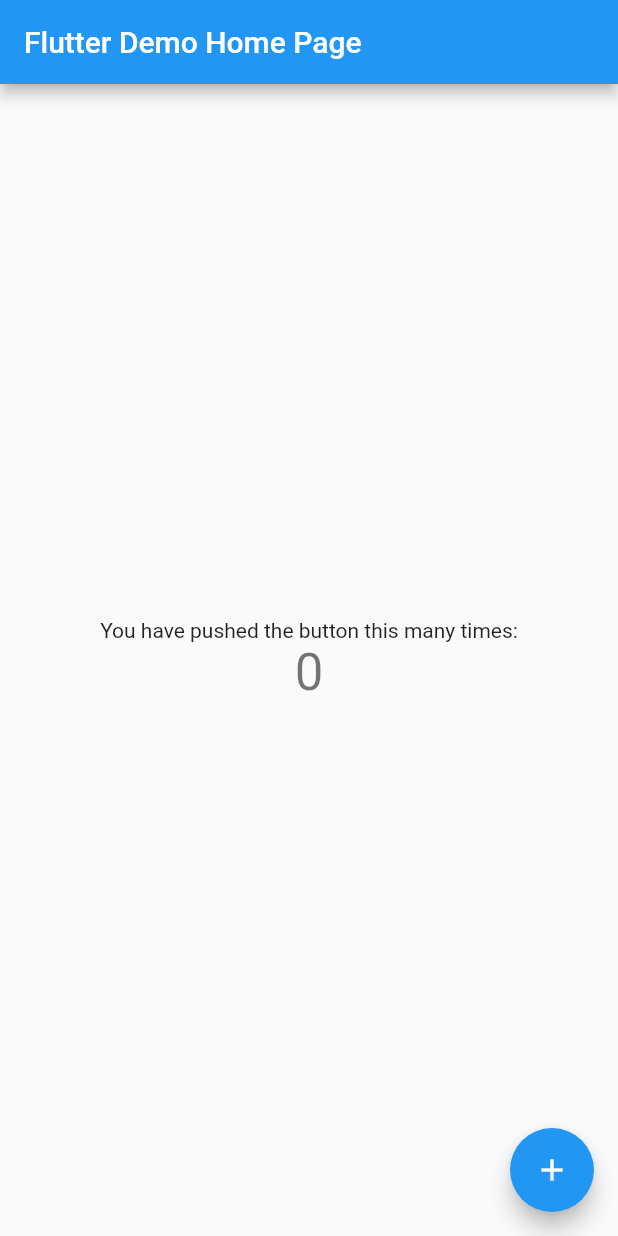
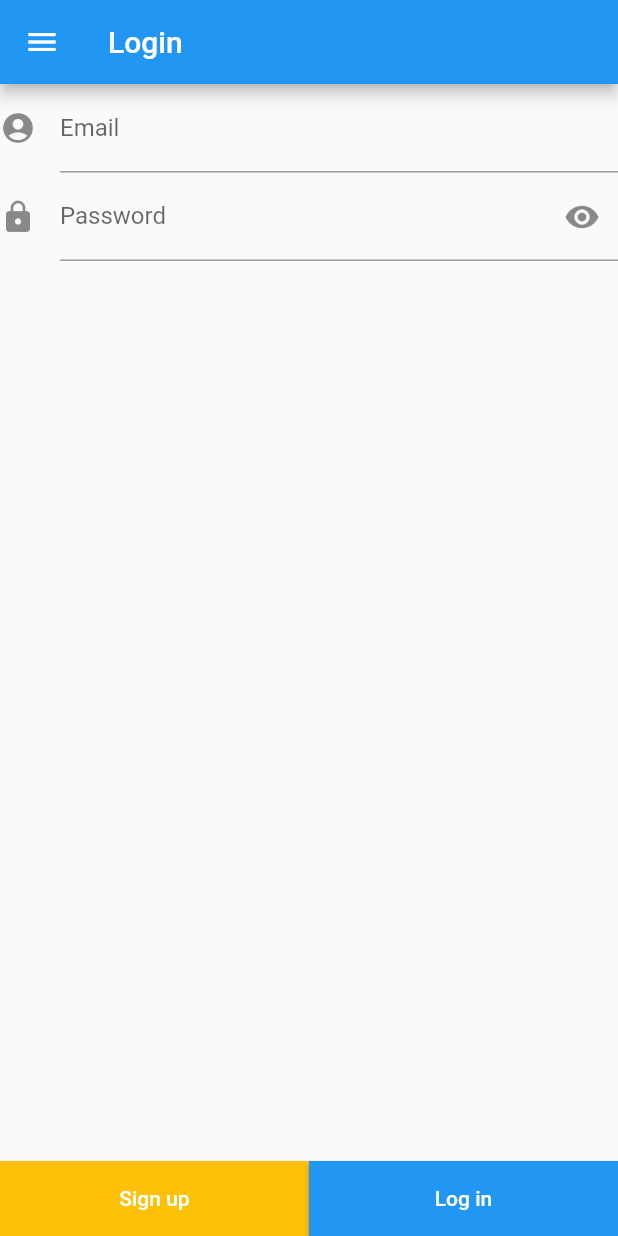
Before and after one commit to dscntou/solution-challenge-frontend, a Flutter app: the screen it shows after launch, on a phone screen of 412 x 824 dp. Run offline on Flutter 3.47's test engine with Material 2 defaults, Android fonts, the phone set to English and light mode, and no system bars; missing offline and left inert: flutter_verification_code.

Commit message:
feat(Pages): create login and signup page

```diff
--- /dev/null
+++ b/src/app/lib/Pages/components/bottom_form_button.dart
@@ -0,0 +1,27 @@
+import 'package:flutter/material.dart';
+
+class RectengleButton extends StatelessWidget {
+  final String text;
+  final Color color;
+  final Function press;
+  const RectengleButton({
+    Key key,
+    this.text,
+    this.press,
+    this.color = Colors.blue,
+  }) : super(key: key);
+
+  @override
+  Widget build(BuildContext context) {
+    return Expanded(
+        child: ElevatedButton(
+      child: Text(text),
+      onPressed: press,
+      style: ElevatedButton.styleFrom(
+        shape: ContinuousRectangleBorder(),
+        primary: color,
+        minimumSize: Size.fromHeight(50.0),
+      ),
+    ));
+  }
+}
--- /dev/null
+++ b/src/app/lib/Pages/login.dart
@@ -0,0 +1,91 @@
+import 'package:flutter/material.dart';
+import 'package:flutter/services.dart';
+import 'components/bottom_form_button.dart';
+
+class LoginPage extends StatelessWidget {
+  @override
+  Widget build(BuildContext context) {
+    return Scaffold(
+      appBar: AppBar(
+        title: Text('Login'),
+        leading: IconButton(
+          icon: const Icon(Icons.menu),
+          onPressed: () {},
+        ),
+      ),
+      body: LoginForm(),
+    );
+  }
+}
+
+class LoginForm extends StatefulWidget {
+  @override
+  _LoginFormState createState() => _LoginFormState();
+}
+
+// TODO: validators of email and password
+class _LoginFormState extends State<LoginForm> {
+  String _email, _password;
+  bool _obscureText = true;
+  final _formKey = GlobalKey<FormState>();
+
+  void _toggle() {
+    setState(() {
+      _obscureText = !_obscureText;
+    });
+  }
+
+  void _login() {
+    var loginForm = _formKey.currentState;
+    if (loginForm.validate()) {
+      loginForm.save();
+      print('$_email\n$_password\n\n');
+    }
+  }
+
+  @override
+  Widget build(BuildContext context) {
+    return Form(
+      key: _formKey,
+      child: Column(
+        children: <Widget>[
+          TextFormField(
+            keyboardType: TextInputType.emailAddress,
+            decoration: const InputDecoration(
+              labelText: 'Email',
+              icon: Icon(Icons.account_circle),
+            ),
+            onSaved: (val) => _email = val,
+          ),
+          TextFormField(
+            obscureText: _obscureText,
+            keyboardType: TextInputType.text,
+            decoration: InputDecoration(
+              labelText: 'Password',
+              icon: Icon(Icons.lock),
+              suffixIcon: IconButton(
+                icon: Icon(
+                    _obscureText ? Icons.visibility : Icons.visibility_off),
+                onPressed: _toggle,
+              ),
+            ),
+            onSaved: (val) => _password = val,
+          ),
+          Spacer(),
+          Row(children: <Widget>[
+            RectengleButton(
+                text: 'Sign up',
+                color: Colors.amber,
+                press: () {
+                  Navigator.of(context).pushNamed('/sign_up');
+                }),
+            RectengleButton(
+              text: 'Log in',
+              press: () {},
+            ),
+          ]),
+        ],
+      ),
+    );
+  }
+}
--- /dev/null
+++ b/src/app/lib/Pages/verify.dart
@@ -0,0 +1,126 @@
+import 'package:flutter/material.dart';
+import 'package:flutter/services.dart';
+import 'package:flutter_verification_code/flutter_verification_code.dart';
+
+/*
+class VerifyPage extends StatefulWidget {
+  @override
+  _VerifyPageState createState() => _VerifyPageState();
+}
+
+class _VerifyPageState extends State<VerifyPage> {
+  @override
+  Widget build(BuildContext context) {
+    final email = (ModalRoute.of(context).settings.arguments as Map)['email'];
+    return Scaffold(
+      appBar: AppBar(
+        title: Text('Verifing'),
+      ),
+      body: Column(
+        children: <Widget>[
+          RichText(
+            text: TextSpan(
+              style: TextStyle(
+                fontSize: 18.0,
+                color: Colors.black,
+              ),
+              text: 'A verificatoin email was sent to ',
+              children: <TextSpan>[
+                TextSpan(
+                  text: email,
+                  style: TextStyle(color: Colors.blue),
+                ),
+                TextSpan(
+                  text: '.',
+                ),
+              ],
+            ),
+          ),
+          Center(child: VerificationArea()),
+        ],
+      ),
+    );
+  }
+}
+*/
+class VerifyPage extends StatelessWidget {
+  @override
+  Widget build(BuildContext context) {
+    final email = (ModalRoute.of(context).settings.arguments as Map)['email'];
+    return Scaffold(
+      appBar: AppBar(
+        title: Text('Verifing'),
+      ),
+      body: Column(
+        children: <Widget>[
+          RichText(
+            text: TextSpan(
+              style: TextStyle(
+                fontSize: 18.0,
+                color: Colors.black,
+              ),
+              text: 'A verificatoin email was sent to ',
+              children: <TextSpan>[
+                TextSpan(
+                  text: email,
+                  style: TextStyle(color: Colors.blue),
+                ),
+                TextSpan(
+                  text: '.',
+                ),
+              ],
+            ),
+          ),
+          Center(child: VerificationArea()),
+        ],
+      ),
+    );
+  }
+}
+
+class VerificationArea extends StatefulWidget {
+  @override
+  _VerificationAreaState createState() => _VerificationAreaState();
+}
+
+class _VerificationAreaState extends State<VerificationArea> {
+  @override
+  Widget build(BuildContext context) {
+    return VerificationCode(
+      // textStyle: TextStyle(fontSize: 20.0, color: Colors.red[900]),
+      // underlineColor: Colors.amber,
+      keyboardType: TextInputType.number,
+      length: 4,
+      clearAll: Padding(
+        padding: const EdgeInsets.all(8.0),
+        child: Text(
+          'clear all',
+          style: TextStyle(
+              fontSize: 14.0,
+              decoration: TextDecoration.underline,
+              color: Colors.blue[700]),
+        ),
+      ),
+      onCompleted: (String value) {
+        setState(() {
+          print(value);
+        });
+      },
+      onEditing: (bool value) {
+        setState(() {});
+      },
+    );
+  }
+}
+
+class EmailReceivedAnimation extends StatefulWidget {
+  @override
+  _EmailReceivedAnimationState createState() => _EmailReceivedAnimationState();
+}
+
+class _EmailReceivedAnimationState extends State<EmailReceivedAnimation> {
+  @override
+  Widget build(BuildContext context) {
+    return Container();
+  }
+}
--- a/src/app/lib/main.dart
+++ b/src/app/lib/main.dart
@@ -1,117 +1,26 @@
 import 'package:flutter/material.dart';
+import 'Pages/login.dart';
+import 'Pages/sign_up.dart';
+import 'Pages/verify.dart';
+// import 'package:flutter_app/Forms/verify.dart';
 
-void main() {
-  runApp(MyApp());
-}
+void main() => runApp(MyApp());
 
 class MyApp extends StatelessWidget {
-  // This widget is the root of your application.
   @override
   Widget build(BuildContext context) {
     return MaterialApp(
-      title: 'Flutter Demo',
+      title: 'HI',
       theme: ThemeData(
-        // This is the theme of your application.
-        //
-        // Try running your application with "flutter run". You'll see the
-        // application has a blue toolbar. Then, without quitting the app, try
-        // changing the primarySwatch below to Colors.green and then invoke
-        // "hot reload" (press "r" in the console where you ran "flutter run",
-        // or simply save your changes to "hot reload" in a Flutter IDE).
-        // Notice that the counter didn't reset back to zero; the application
-        // is not restarted.
         primarySwatch: Colors.blue,
-        // This makes the visual density adapt to the platform that you run
-        // the app on. For desktop platforms, the controls will be smaller and
-        // closer together (more dense) than on mobile platforms.
-        visualDensity: VisualDensity.adaptivePlatformDensity,
       ),
-      home: MyHomePage(title: 'Flutter Demo Home Page'),
+      routes: {
+        '/': (_) => LoginPage(),
+        '/sign_up': (_) => SignUpPage(),
+        '/verify': (_) => VerifyPage(),
+      },
+      debugShowCheckedModeBanner: false, // 去除右上方Debug標誌
+      // home: LoginPage(),
     );
   }
 }
-
-class MyHomePage extends StatefulWidget {
-  MyHomePage({Key key, this.title}) : super(key: key);
-
-  // This widget is the home page of your application. It is stateful, meaning
-  // that it has a State object (defined below) that contains fields that affect
-  // how it looks.
-
-  // This class is the configuration for the state. It holds the values (in this
-  // case the title) provided by the parent (in this case the App widget) and
-  // used by the build method of the State. Fields in a Widget subclass are
-  // always marked "final".
-
-  final String title;
-
-  @override
-  _MyHomePageState createState() => _MyHomePageState();
-}
-
-class _MyHomePageState extends State<MyHomePage> {
-  int _counter = 0;
-
-  void _incrementCounter() {
-    setState(() {
-      // This call to setState tells the Flutter framework that something has
-      // changed in this State, which causes it to rerun the build method below
-      // so that the display can reflect the updated values. If we changed
-      // _counter without calling setState(), then the build method would not be
-      // called again, and so nothing would appear to happen.
-      _counter++;
-    });
-  }
-
-  @override
-  Widget build(BuildContext context) {
-    // This method is rerun every time setState is called, for instance as done
-    // by the _incrementCounter method above.
-    //
-    // The Flutter framework has been optimized to make rerunning build methods
-    // fast, so that you can just rebuild anything that needs updating rather
-    // than having to individually change instances of widgets.
-    return Scaffold(
-      appBar: AppBar(
-        // Here we take the value from the MyHomePage object that was created by
-        // the App.build method, and use it to set our appbar title.
-        title: Text(widget.title),
-      ),
-      body: Center(
-        // Center is a layout widget. It takes a single child and positions it
-        // in the middle of the parent.
-        child: Column(
-          // Column is also a layout widget. It takes a list of children and
-          // arranges them vertically. By default, it sizes itself to fit its
-          // children horizontally, and tries to be as tall as its parent.
-          //
-          // Invoke "debug painting" (press "p" in the console, choose the
-          // "Toggle Debug Paint" action from the Flutter Inspector in Android
-          // Studio, or the "Toggle Debug Paint" command in Visual Studio Code)
-          // to see the wireframe for each widget.
-          //
-          // Column has various properties to control how it sizes itself and
-          // how it positions its children. Here we use mainAxisAlignment to
-          // center the children vertically; the main axis here is the vertical
-          // axis because Columns are vertical (the cross axis would be
-          // horizontal).
-          mainAxisAlignment: MainAxisAlignment.center,
-          children: <Widget>[
-            Text(
-              'You have pushed the button this many times:',
-            ),
-            Text(
-              '$_counter',
-              style: Theme.of(context).textTheme.headline4,
-            ),
-          ],
-        ),
-      ),
-      floatingActionButton: FloatingActionButton(
-        onPressed: _incrementCounter,
-        tooltip: 'Increment',
-        child: Icon(Icons.add),
-      ), // This trailing comma makes auto-formatting nicer for build methods.
-    );
-  }
-}
--- a/src/app/pubspec.yaml
+++ b/src/app/pubspec.yaml
@@ -28,6 +28,7 @@
   # The following adds the Cupertino Icons font to your application.
   # Use with the CupertinoIcons class for iOS style icons.
   cupertino_icons: ^1.0.0
+  flutter_verification_code: ^0.2.1
 
 dev_dependencies:
   flutter_test:
```
Also changed, not shown: src/app/lib/Pages/sign_up.dart (added, +98 -0 lines), 1 other file.
